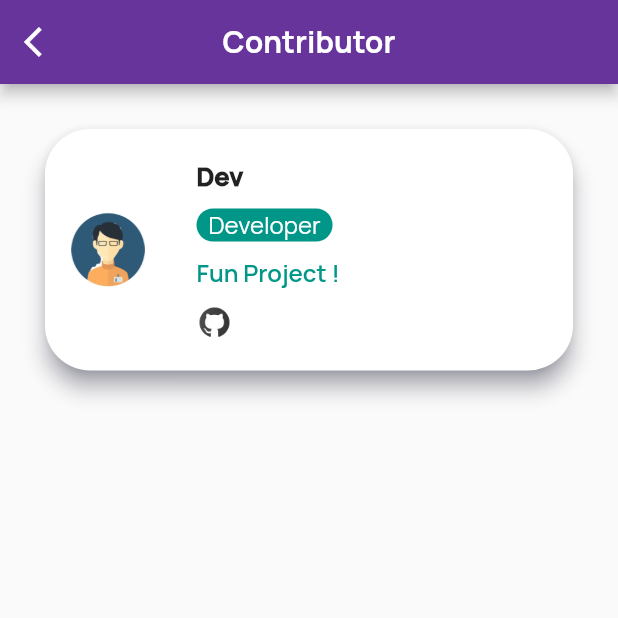
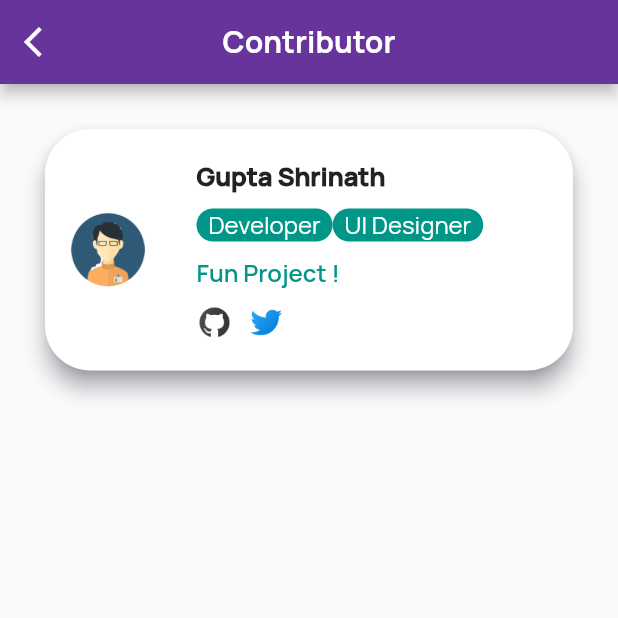
Before and after one commit to gupta-shrinath/Notes, a Flutter app: the screen it shows after launch, after a tap on "Sign in with Google", on a phone screen of 412 x 824 dp, the top half of it. Run offline on Flutter 3.47's test engine with Material 2 defaults, Android fonts, the phone set to English and light mode, and no system bars; our stand-ins replace badges, flutter_swiper; missing offline and left inert: flutter_page_indicator.

Commit message:
Add additional model class data

```diff
--- a/notes/lib/components/onboarding.dart
+++ b/notes/lib/components/onboarding.dart
@@ -87,16 +87,17 @@ class OnBoarding extends StatelessWidget {
                           color: item.buttonColor,
                           onPressed: () {
                             var contributor = Contributor(
-                                name: 'Dev',
-                                imageURL: '',
-                                message: 'Fun Project !',
-                                roles: ['Developer'],
-                                socialMedia: SocialMedia(
-                                    github:
-                                        'https://github.com/gupta-shrinath/',
-                                    twitter: '',
-                                    youtube: '',
-                                    spotify: ''));
+                              name: 'Gupta Shrinath',
+                              imageURL:
+                                  'https://avatars2.githubusercontent.com/u/42563130?s=400&u=336f9ce2da09ec48906c75de9ed0996db57ed817&v=4',
+                              message: 'Fun Project !',
+                              roles: ['Developer', 'UI Designer'],
+                              socialMedia: SocialMedia(
+                                  github: 'https://github.com/gupta-shrinath/',
+                                  twitter: 'https://twitter.com/gupta_shrinath',
+                                  youtube: '',
+                                  spotify: ''),
+                            );
                             Navigator.of(context).push(MaterialPageRoute(
                                 builder: (context) =>
                                     Contributors(contributor: contributor)));
```
